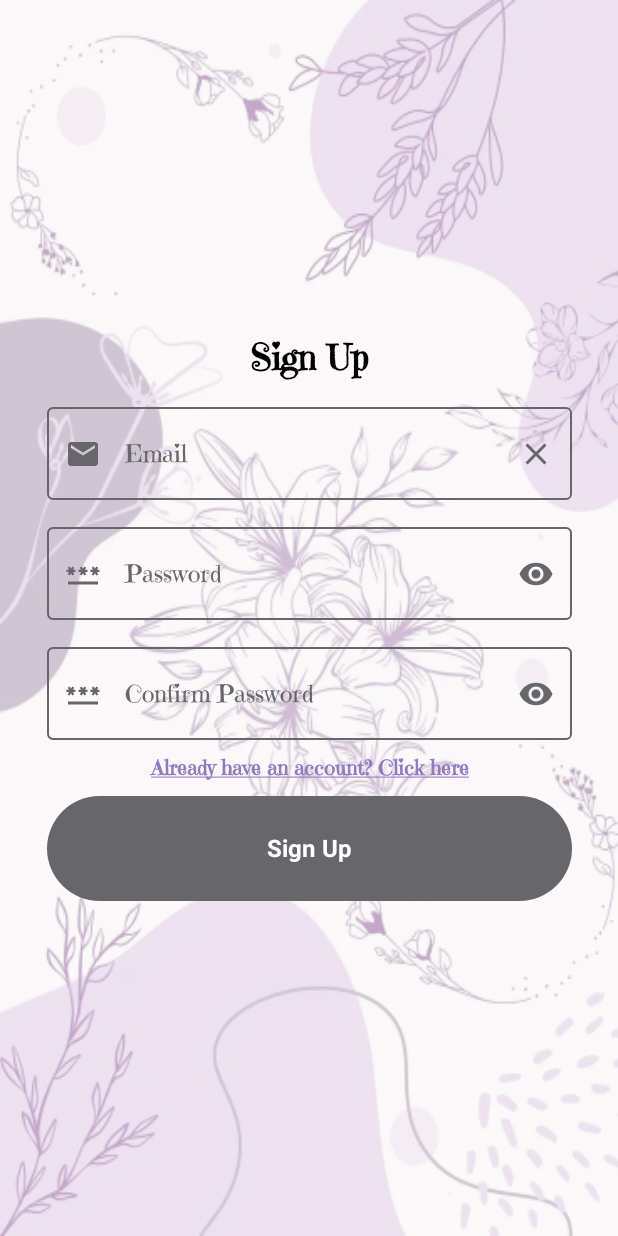
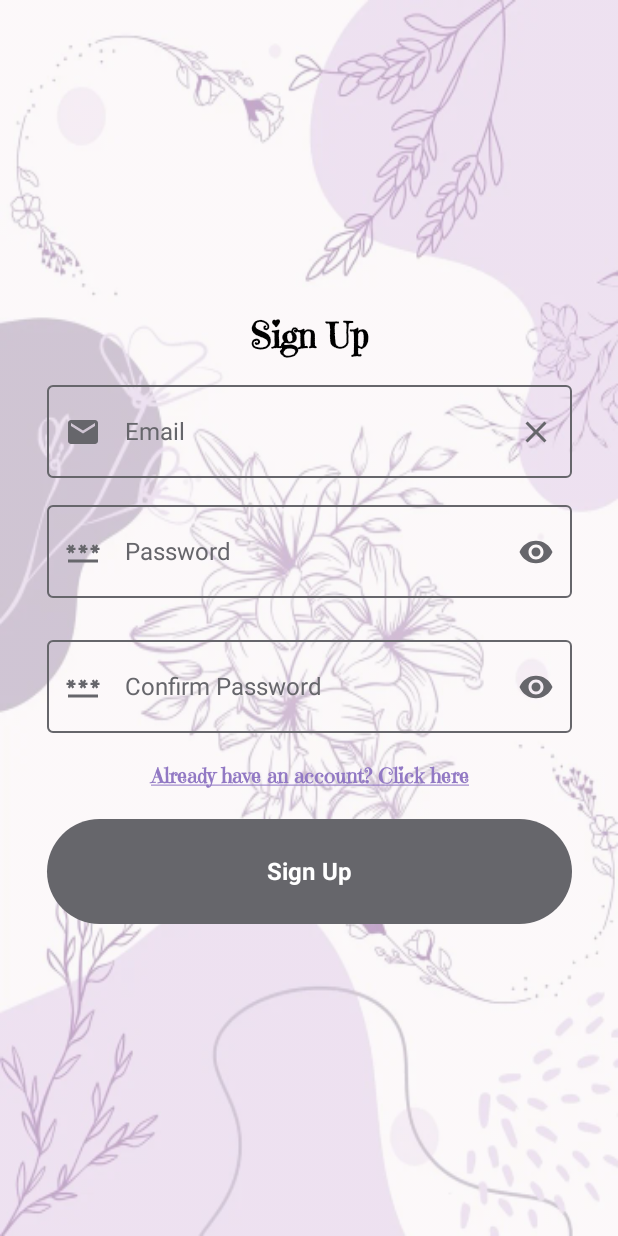
Before and after one commit to Arnold-18-CS/SoulSync, an Android app built with Jetpack Compose: the screen it shows after launch (MainActivity), after a tap on "Sign Up", on a phone screen of 412 x 824 dp. Run offline under Robolectric (Android 15) with nearby library versions, the phone set to English and light mode, and no system bars; our stand-ins replace Dagger/Hilt's generated code, Firebase (no records; nobody signed in at launch, a user with empty details on screens opened directly).

Commit message:
Changing form font to default and removing unused variables

```diff
--- a/app/src/main/java/com/example/soulsync/StartSceen.kt
+++ b/app/src/main/java/com/example/soulsync/StartSceen.kt
@@ -9,13 +9,10 @@ import androidx.compose.foundation.lazy.LazyRow
 import androidx.compose.material3.MaterialTheme
 import androidx.compose.material3.Text
 import androidx.compose.runtime.Composable
-import androidx.compose.runtime.remember
 import androidx.compose.ui.Alignment
 import androidx.compose.ui.Modifier
 import androidx.compose.ui.layout.ContentScale
 import androidx.compose.ui.res.painterResource
-import androidx.compose.ui.text.font.Font
-import androidx.compose.ui.text.font.FontFamily
 import androidx.compose.ui.text.font.FontWeight
 import androidx.compose.ui.tooling.preview.Preview
 import androidx.compose.ui.unit.dp
@@ -36,16 +33,10 @@ fun StartScreen(
     onNavigateToLogin: () -> Unit = {},
     onNavigateToRegister: () -> Unit = {},
 ) {
-    // Fetching the background and logo images
-    painterResource(id = R.drawable.app_background)
+    // Fetching the logo image
     val logoImage = painterResource(id = R.drawable.app_logo)
 
-    // Fetching app font and storing
-    FontFamily(Font(R.font.emilys_candy, FontWeight.Normal))
-
-    // Storing alpha and rotation for images by remember
-    remember { 0.4f }
-
+    // Using the cached background to setup content
     BackgroundImage.Background {
         Column(
             horizontalAlignment = Alignment.CenterHorizontally,
@@ -57,7 +48,7 @@ fun StartScreen(
                 fontFamily = MaterialTheme.typography.displayLarge.fontFamily,
             )
 
-            // Load application logo at an angle
+            // Load application logo
             Image(
                 painter = logoImage,
                 contentDescription = "SoulSync Logo",
@@ -65,7 +56,7 @@ fun StartScreen(
                 modifier =
                     Modifier
                         .size(width = 400.dp, height = 300.dp)
-                        .padding(start = 20.dp),
+                        .padding(start = 5.dp),
             )
 
             // Use a lazy row to load buttons
--- a/app/src/main/java/com/example/soulsync/auth/LoginScreen.kt
+++ b/app/src/main/java/com/example/soulsync/auth/LoginScreen.kt
@@ -17,14 +17,12 @@ import androidx.compose.runtime.setValue
 import androidx.compose.ui.Alignment
 import androidx.compose.ui.Modifier
 import androidx.compose.ui.graphics.Color
-import androidx.compose.ui.res.painterResource
 import androidx.compose.ui.text.font.FontWeight
 import androidx.compose.ui.text.style.TextDecoration
 import androidx.compose.ui.tooling.preview.Preview
 import androidx.compose.ui.unit.dp
 import androidx.compose.ui.unit.sp
 import androidx.hilt.navigation.compose.hiltViewModel
-import com.example.soulsync.R
 import com.example.soulsync.ui.theme.AppColors
 import com.example.soulsync.ui.theme.BackgroundImage
 import com.example.soulsync.ui.theme.EmailTextField
@@ -42,10 +40,6 @@ fun LoginUser(
     onNavigateToRegister: () -> Unit = {},
     onNavigateToHome: () -> Unit = {},
 ) {
-    // Fetching the background image and storing its alpha
-    painterResource(id = R.drawable.app_background)
-    remember { 0.4f }
-
     // Initializing variables for user input
     var email = remember { mutableStateOf("") }
     var password = remember { mutableStateOf("") }
--- a/app/src/main/java/com/example/soulsync/auth/RegisterScreen.kt
+++ b/app/src/main/java/com/example/soulsync/auth/RegisterScreen.kt
@@ -87,7 +87,7 @@ fun RegisterUser(onNavigateToLogin: () -> Unit = {}) {
                 modifier = Modifier.size(width = 350.dp, height = 70.dp),
             )
 
-            Spacer(modifier = Modifier.height(10.dp))
+            Spacer(modifier = Modifier.height(20.dp))
 
             PasswordTextField(
                 password = confirmPassword.value,
@@ -98,7 +98,7 @@ fun RegisterUser(onNavigateToLogin: () -> Unit = {}) {
                 modifier = Modifier.size(width = 350.dp, height = 70.dp),
             )
 
-            Spacer(modifier = Modifier.height(10.dp))
+            Spacer(modifier = Modifier.height(20.dp))
 
             Text(
                 text = "Already have an account? Click here",
@@ -113,7 +113,7 @@ fun RegisterUser(onNavigateToLogin: () -> Unit = {}) {
                     ) { onNavigateToLogin() },
             )
 
-            Spacer(modifier = Modifier.height(10.dp))
+            Spacer(modifier = Modifier.height(20.dp))
 
             SSPrimaryButton(
                 text = "Sign Up",
--- a/app/src/main/java/com/example/soulsync/ui/theme/Components.kt
+++ b/app/src/main/java/com/example/soulsync/ui/theme/Components.kt
@@ -18,6 +18,7 @@ import androidx.compose.material3.Text
 import androidx.compose.runtime.Composable
 import androidx.compose.ui.Modifier
 import androidx.compose.ui.graphics.Color
+import androidx.compose.ui.text.font.FontFamily
 import androidx.compose.ui.text.font.FontWeight
 import androidx.compose.ui.text.input.PasswordVisualTransformation
 import androidx.compose.ui.text.input.VisualTransformation
@@ -39,8 +40,8 @@ fun EmailTextField(
     OutlinedTextField(
         value = text,
         onValueChange = onTextChange,
-        label = { Text(label) },
-        placeholder = { Text(placeholder, color = Color(AppColors.SSGray.value)) },
+        label = { Text(text = label, fontFamily = FontFamily.Default) },
+        placeholder = { Text(placeholder, fontFamily = FontFamily.Default, color = Color(AppColors.SSGray.value)) },
         singleLine = true,
         colors =
             OutlinedTextFieldDefaults.colors(
@@ -87,7 +88,7 @@ fun PasswordTextField(
     OutlinedTextField(
         value = password,
         onValueChange = onPasswordChange,
-        label = { Text(label) },
+        label = { Text(text = label, fontFamily = FontFamily.Default) },
         placeholder = { Text(placeholder, color = Color(AppColors.SSGray.value)) },
         singleLine = true,
         colors =
@@ -168,6 +169,7 @@ fun SSPrimaryButton(
                 text = text,
                 fontSize = 16.sp,
                 fontWeight = FontWeight.Bold,
+                fontFamily = FontFamily.Default,
             )
         }
     }
@@ -211,6 +213,7 @@ fun SSSecondaryButton(
                 text = text,
                 fontSize = 16.sp,
                 fontWeight = FontWeight.Bold,
+                fontFamily = FontFamily.Default,
             )
         }
     }
```
